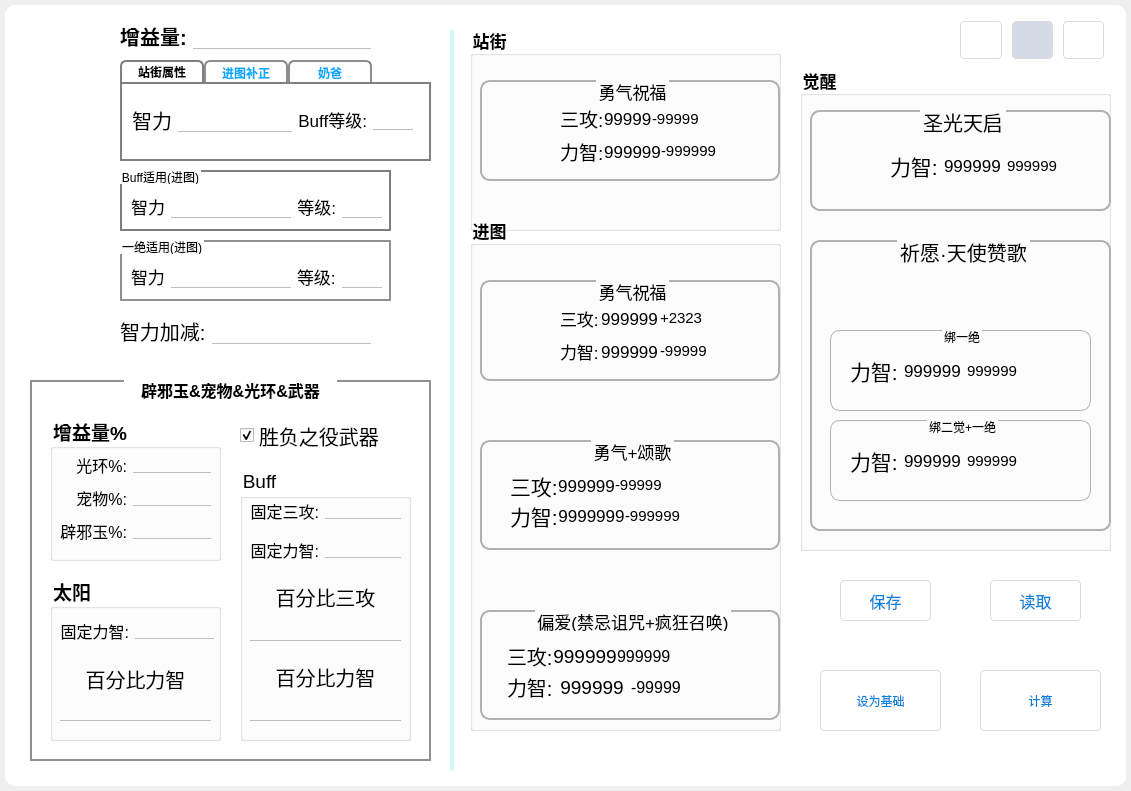
First picture: the form in uncompiled/UI.ui, repository Vixiu/count_buff, before the edit.
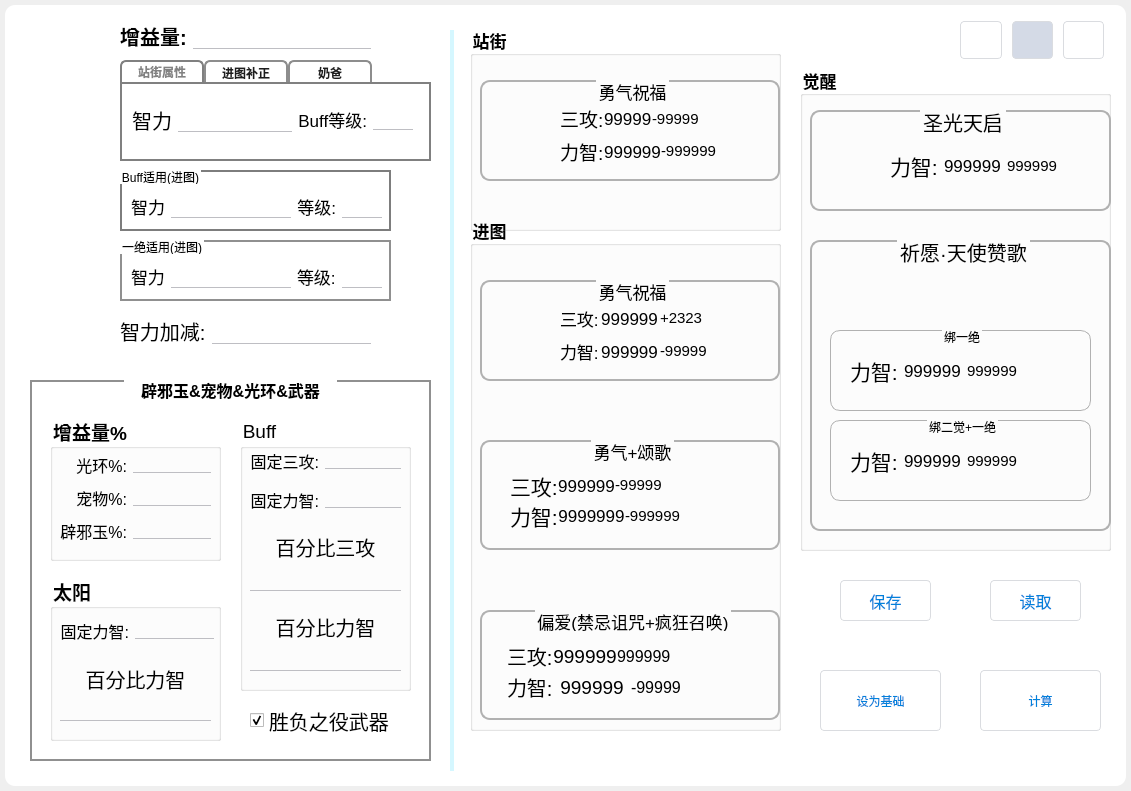
Second picture: the form after the edit. The open tabs and pages were chosen to show the change. Icons and pictures are not drawn.

The edit to the form file:
```diff
--- a/uncompiled/UI.ui
+++ b/uncompiled/UI.ui
@@ -1295,7 +1295,7 @@
      <property name="geometry">
       <rect>
        <x>210</x>
-       <y>90</y>
+       <y>40</y>
        <width>171</width>
        <height>271</height>
       </rect>
@@ -1450,10 +1450,10 @@
     <widget class="QCheckBox" name="cp_arm">
      <property name="geometry">
       <rect>
-       <x>210</x>
-       <y>40</y>
+       <x>220</x>
+       <y>320</y>
        <width>171</width>
-       <height>31</height>
+       <height>41</height>
       </rect>
      </property>
      <property name="font">
@@ -2390,7 +2390,7 @@
 /*设置控件下选择页的颜色*/
 QTabBar::tab
 {
-color:rgb(0, 170, 255);
+color:rgb(29, 29, 29);
 background-color: rgb(255,255,255);
 border:2px solid rgb(141, 141, 141);
 font: bold 9pt ;
@@ -2406,7 +2406,7 @@
 
 /*background-color:rgb(4,138,224);*/
 QTabBar::tab:selected{
-color:rgb(0, 0, 0);
+color:rgb(130, 130, 130);
 
 border: 2px solid gray; 
 border-bottom:0px;
```
Left out of the diff: 7 changed lines with no effect on the pictures.
